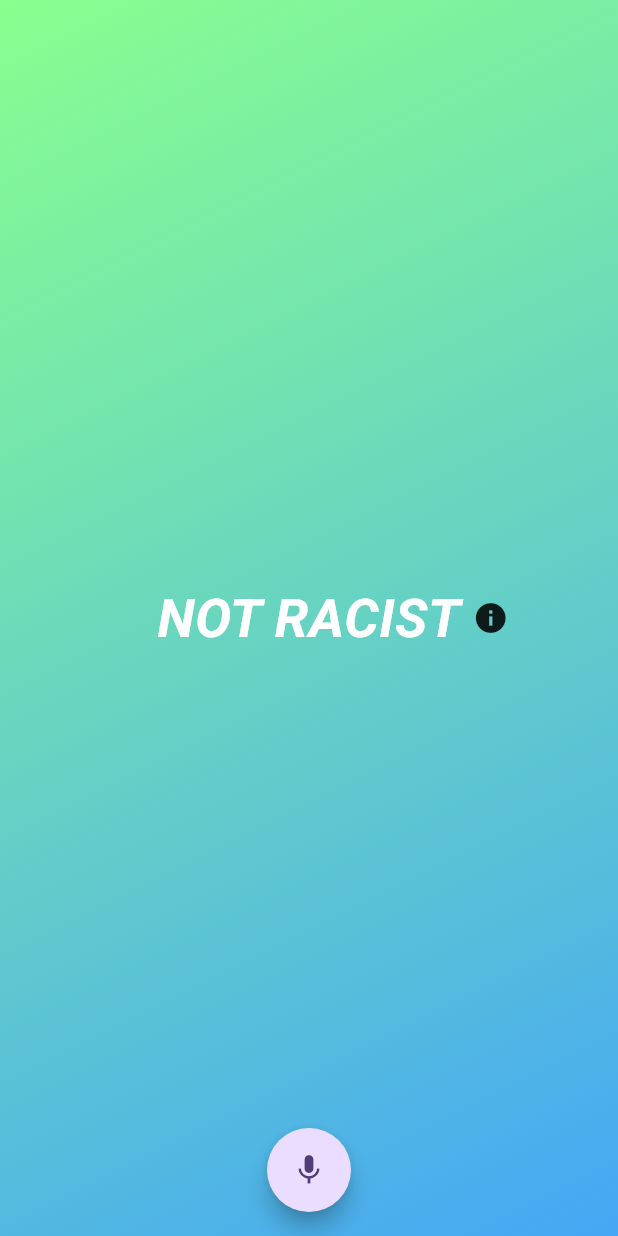
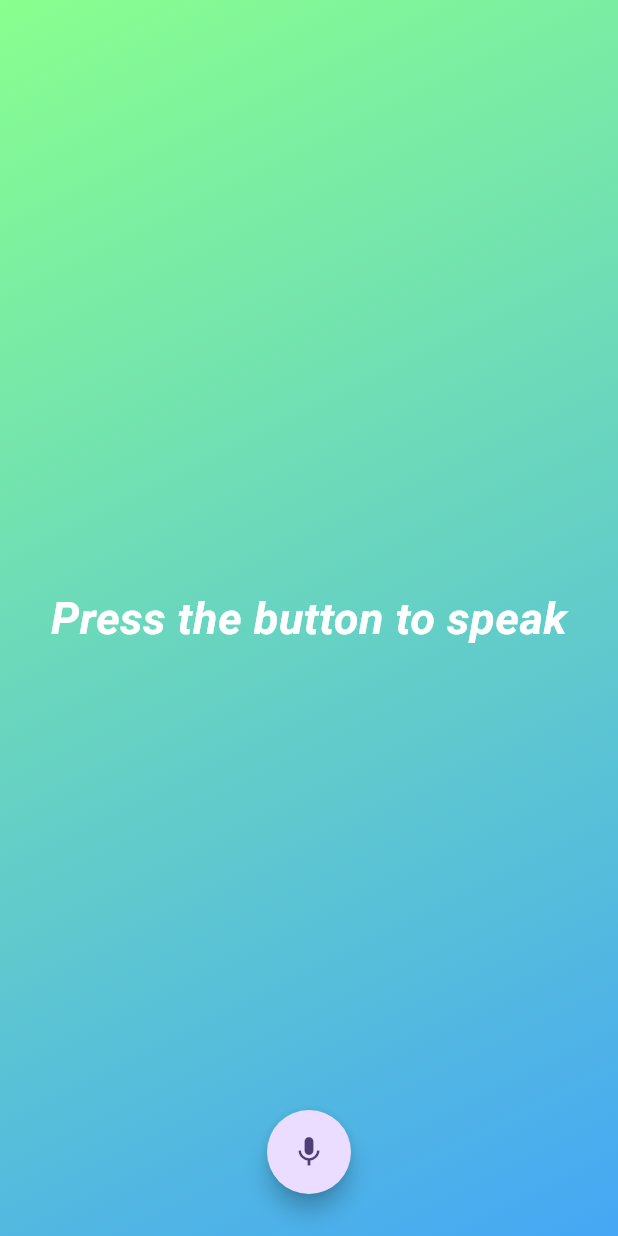
Before and after one commit to juanstakys/racist-o-meter, a Flutter app: the screen it shows after launch, after a tap on the "mic" icon, on a phone screen of 412 x 824 dp. Run offline on Flutter 3.47's test engine with Material 2 defaults, Android fonts, the light colour scheme and no system bars; drawn by our look-alikes of avatar_glow; our stand-ins replace speech_to_text; missing offline and left inert: info_popup.

Commit message:
Widgets modularisation

```diff
--- a/lib/racism_indicator.dart
+++ b/lib/racism_indicator.dart
@@ -1,9 +1,13 @@
+import 'package:avatar_glow/avatar_glow.dart';
+import 'package:http/http.dart' as http;
 import 'package:flutter/material.dart';
 import 'package:info_popup/info_popup.dart';
 import 'package:speech_to_text/speech_to_text.dart';
 import 'package:speech_to_text/speech_recognition_result.dart';
 import 'dart:convert';
-import 'package:http/http.dart' as http;
+import 'package:avatar_glow/avatar_glow.dart';
+
+import 'widgets/racism_indicator_widgets.dart' show MicButton, Indicator;
 
 class RacismIndicator extends StatefulWidget {
   const RacismIndicator({super.key});
@@ -34,7 +38,8 @@ class RacismIndicatorState extends State<RacismIndicator> {
   }
 
   void _startListening() async {
-    await _speechToText.listen(onResult: _onSpeechResult);
+    await _speechToText.listen(
+        partialResults: false, onResult: _onSpeechResult);
     setState(() {});
   }
 
@@ -59,7 +64,17 @@ class RacismIndicatorState extends State<RacismIndicator> {
           ),
         ),
         child: Center(
-          child: FutureBuilder(
+          child: _lastWords == ''
+              ? const Text(
+                  "Press the button to speak",
+                  style: TextStyle(
+                    fontSize: 30,
+                    fontStyle: FontStyle.italic,
+                    fontWeight: FontWeight.bold,
+                    color: Color.fromARGB(255, 255, 255, 255),
+                  ),
+                )
+              : FutureBuilder(
                   future: racismDetection(_lastWords),
                   builder: (BuildContext context, AsyncSnapshot snapshot) {
                     switch (snapshot.connectionState) {
@@ -122,20 +137,20 @@ class RacismIndicatorState extends State<RacismIndicator> {
         ),
       ),
       floatingActionButtonLocation: FloatingActionButtonLocation.centerFloat,
-      floatingActionButton: FloatingActionButton(
-        onPressed: () {
-          _speechToText.isNotListening ? _startListening() : _stopListening();
-        },
-        shape: const CircleBorder(),
-        tooltip: 'Press the button and speak',
-        child: const Icon(Icons.mic),
-      ),
+      floatingActionButton: MicButton(isListening: true)
+      // floatingActionButton: FloatingActionButton(
+      //   onPressed: () {
+      //     _speechToText.isNotListening ? _startListening() : _stopListening();
+      //   },
+      //   shape: const CircleBorder(),
+      //   tooltip: 'Press the button to speak',
+      //   child: const Icon(Icons.mic),
+      // ),
     );
   }
 
   // On speech result
   void _onSpeechResult(SpeechRecognitionResult speechResult) async {
-    if (speechResult.finalResult) {
     _lastWords = speechResult.recognizedWords;
     // Call backend API to get whether the phrase was racist or not
     analysisResults = await racismDetection(_lastWords);
@@ -144,19 +159,22 @@ class RacismIndicatorState extends State<RacismIndicator> {
       _explanation = analysisResults?["explanation"];
     });
   }
-  }
 
   // API Call
   Future<Map> racismDetection(String statement) async {
     // TO-DO: Set server url from a variable
-    var url = Uri.http('192.168.0.13:8080', 'deteccion');
-    var response = await http.post(
-      url,
-      headers: {"Content-Type": "application/json"},
-      body: json.encode({'statement': statement}),
-    );
-    Map<String, dynamic> data = jsonDecode(response.body);
-    print(response.body);
+    // var url = Uri.http('192.168.0.13:8080', 'deteccion');
+    // var response = await http.post(
+    //   url,
+    //   headers: {"Content-Type": "application/json"},
+    //   body: json.encode({'statement': statement}),
+    // );
+    // Map<String, dynamic> data = jsonDecode(response.body);
+    // print(response.body);
+    return Future.delayed(const Duration(seconds: 2), () {
+      Map<String, dynamic> data = jsonDecode(
+          '{"isItRacist": ${!_isItRacist}, "explanation": "HAHA, hello!"}');
       return data;
+    });
   }
 }
--- /dev/null
+++ b/lib/widgets/racism_indicator_widgets.dart
@@ -0,0 +1,41 @@
+import 'package:flutter/material.dart';
+import 'package:avatar_glow/avatar_glow.dart';
+
+class Indicator extends StatelessWidget {
+  final String text = '';
+
+  const Indicator({super.key, required text});
+
+  @override
+  Widget build(BuildContext context) {
+    return Text(
+      text,
+      style: const TextStyle(
+        fontSize: 36,
+        fontStyle: FontStyle.italic,
+        fontWeight: FontWeight.bold,
+        color: Color.fromARGB(255, 255, 255, 255),
+      ),
+    );
+  }
+}
+
+class MicButton extends StatelessWidget {
+  bool isListening = true;
+
+
+  MicButton({super.key, required this.isListening});
+
+  @override
+  Widget build(BuildContext context) {
+    return AvatarGlow(
+      endRadius: isListening ? 40.0 : 0,
+      child: FloatingActionButton(
+        onPressed: () {},
+        shape: const CircleBorder(),
+        tooltip: 'Press the button to speak',
+        child: const Icon(Icons.mic),
+      ),
+    );
+  }
+}
```
Lines whose indentation alone changed are shown as unchanged.
